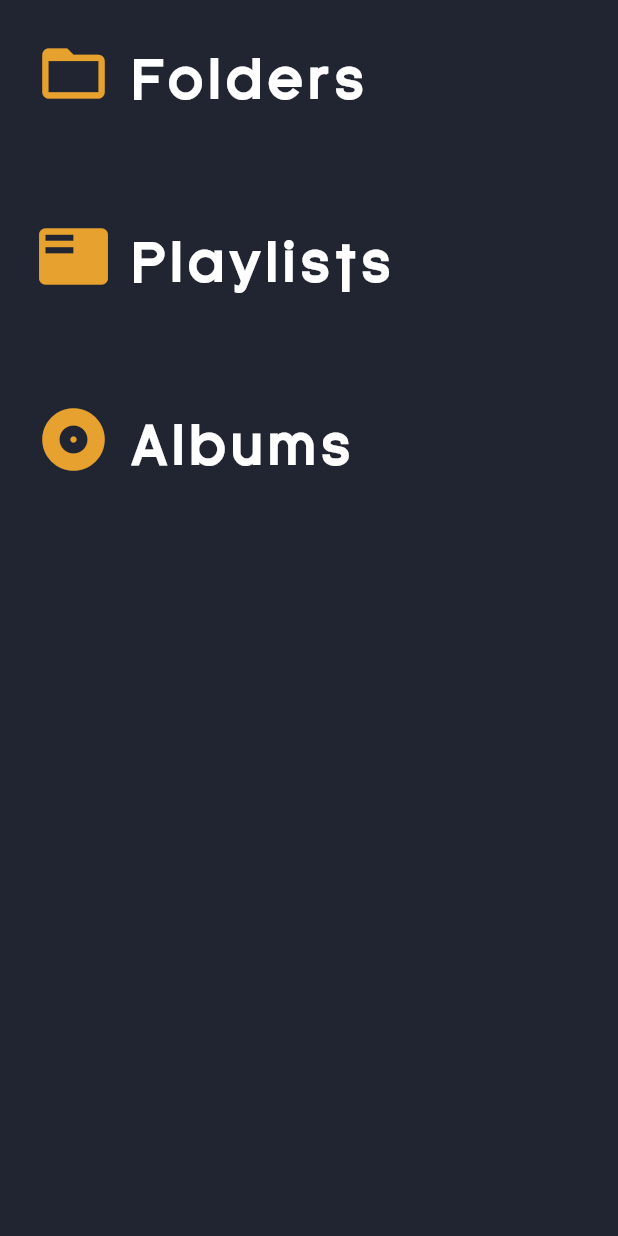
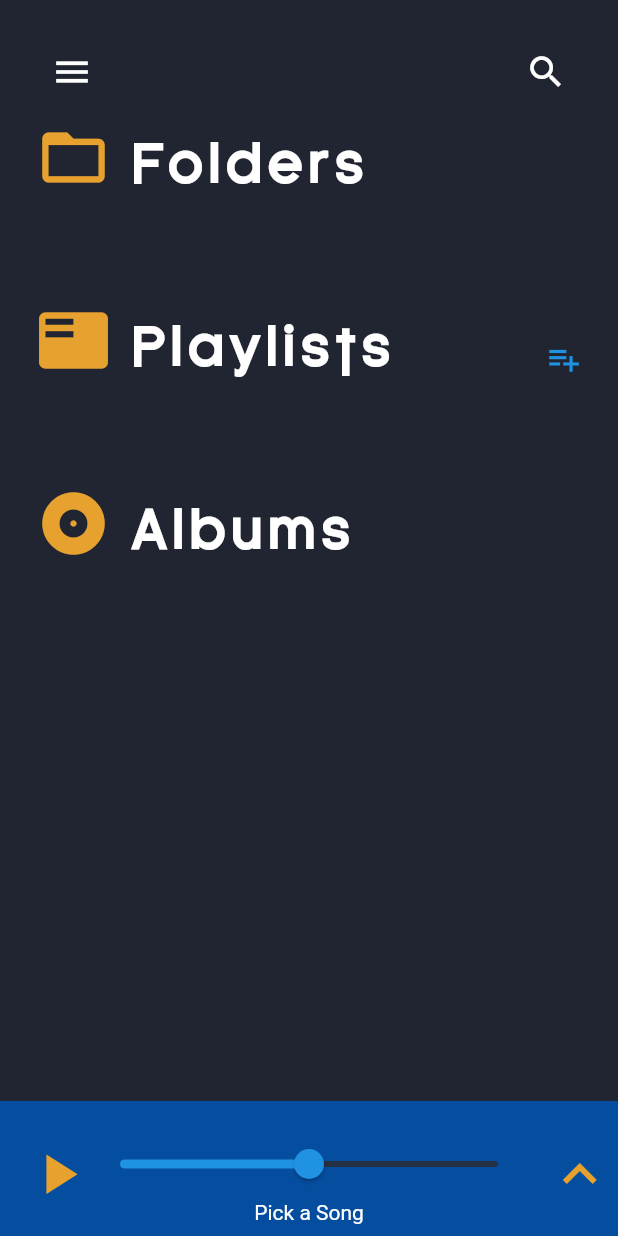
Before and after one commit to alancleetus/Flutter-Music-Player, a Flutter app: the screen it shows after launch, on a phone screen of 412 x 824 dp. Run offline on Flutter 3.47's test engine with Material 2 defaults, Android fonts, the phone set to English and light mode, and no system bars; our stand-ins replace audioplayers, permission_handler, rxdart; statements that could not run were skipped.

Commit message:
can now see current list of playing songs. added ui for bottom bar to control playback

```diff
--- a/lib/main.dart
+++ b/lib/main.dart
@@ -81,12 +81,38 @@ class _MyHomePageState extends State<MyHomePage> {
       backgroundColor: myColors["primary_dark"],
       body: Builder(
         builder: (context) => SafeArea(
-          child: Container(
-            padding: EdgeInsets.all(24.0),
+          child: Stack(
+            alignment: Alignment.bottomCenter,
+            children: <Widget>[
+              Container(
+                padding: EdgeInsets.only(
+                    top: 24.0, right: 24.0, left: 24.0, bottom: 113.0),
                 child: CustomScrollView(
                   slivers: <Widget>[
                     SliverList(
                         delegate: SliverChildListDelegate([
+                      Row(children: <Widget>[
+                        IconButton(
+                          icon: Icon(
+                            Icons.menu,
+                            color: Colors.white,
+                            size: 28.0,
+                          ),
+                          onPressed: () {},
+                        ),
+                        Spacer(),
+                        IconButton(
+                          icon: Icon(
+                            Icons.search,
+                            color: Colors.white,
+                            size: 28.0,
+                          ),
+                          onPressed: () {},
+                        ),
+                      ]),
+                      Padding(
+                        padding: EdgeInsets.only(top: 8.0),
+                      ),
                       Row(
                         crossAxisAlignment: CrossAxisAlignment.end,
                         textBaseline: TextBaseline.alphabetic,
@@ -123,6 +149,9 @@ class _MyHomePageState extends State<MyHomePage> {
                             padding: EdgeInsets.only(right: 12.0),
                           ),
                           Text("Playlists", style: headingTextStyle),
+                          Spacer(),
+                          Icon(Icons.playlist_add,
+                              size: 25.0, color: myColors["accent"]),
                         ],
                       ),
                       Padding(
@@ -144,7 +173,7 @@ class _MyHomePageState extends State<MyHomePage> {
                         textBaseline: TextBaseline.alphabetic,
                         children: <Widget>[
                           Icon(Icons.album,
-                          size:50.0, color: myColors["icon"]),
+                              size: 50.0, color: myColors["icon"]),
                           Padding(
                             padding: EdgeInsets.only(right: 12.0),
                           ),
@@ -157,6 +186,61 @@ class _MyHomePageState extends State<MyHomePage> {
                     ])),
                   ],
                 ),
+              ),
+              Container(
+                height: 90.0,
+                padding: EdgeInsets.all(8.0),
+                color: myColors["primary_light"],
+                child: Column(
+                  //todo: check is song playing
+                  mainAxisAlignment: MainAxisAlignment.end,
+                  crossAxisAlignment: CrossAxisAlignment.center,
+                  children: <Widget>[
+                    Row(
+                        mainAxisAlignment: MainAxisAlignment.start,
+                        crossAxisAlignment: CrossAxisAlignment.start,
+                        children: <Widget>[
+                          IconButton(
+                              icon: Icon(Icons.play_arrow,
+                                  size: 45.0, color: myColors["icon"]),
+                              onPressed: () {}),
+                          Expanded(
+                              child: Column(
+                            children: <Widget>[
+                              Slider(
+                                inactiveColor: myColors["primary"],
+                                activeColor: myColors["accent"],
+                                min: 0,
+                                max: 100,
+                                value: 50,
+                                onChanged: (d) {},
+                              ),
+                              Text(
+                                "Pick a Song",
+                                style: TextStyle(
+                                    color: Colors.white, fontSize: 14.0),
+                              ),
+                            ],
+                          )),
+                          IconButton(
+                              icon: Icon(Icons.keyboard_arrow_up,
+                                  size: 45.0, color: myColors["icon"]),
+                              onPressed: () {
+                                print("Clicked show current play list");
+                                Navigator.push(
+                                    context,
+                                    MaterialPageRoute(
+                                      builder: (context) => SongsListPage(
+                                          songsListName: "Current Playlist",
+                                          songsList:
+                                              playQueue.getCurrSongQueue()),
+                                    ));
+                              }),
+                        ]),
+                  ],
+                ),
+              )
+            ],
           ),
         ),
       ),
@@ -172,8 +256,8 @@ GestureDetector playListCardWidget(
       Navigator.push(
           context,
           MaterialPageRoute(
-            builder: (context) => SongsListPage(
-                songsListName: playlistName, songsList: playlist),
+            builder: (context) =>
+                SongsListPage(songsListName: playlistName, songsList: playlist),
           ));
     },
     child: Container(
@@ -191,7 +275,6 @@ GestureDetector playListCardWidget(
               Text(
                 playlistName,
                 style: subHeadingTextStyle,
-
               ),
               Padding(
                 padding: EdgeInsets.only(top: 5.0),
@@ -203,7 +286,7 @@ GestureDetector playListCardWidget(
                   Icon(
                     Icons.music_note,
                     size: 15.0,
-                    color: myColors["grey_light"],
+                    color: myColors["accent"],
                   ),
                   Padding(
                     padding: EdgeInsets.only(left: 5.0),
```
Also changed, not shown: lib/PlayQueue.dart (+28 -10 lines), lib/SongsPageView.dart (+24 -14 lines). Lines whose indentation alone changed are shown as unchanged.
